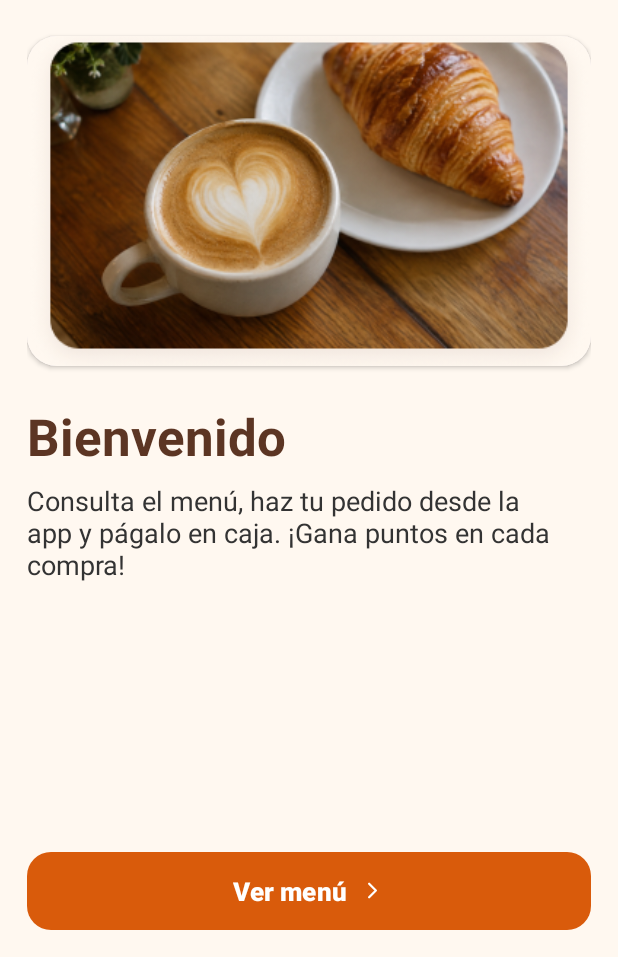
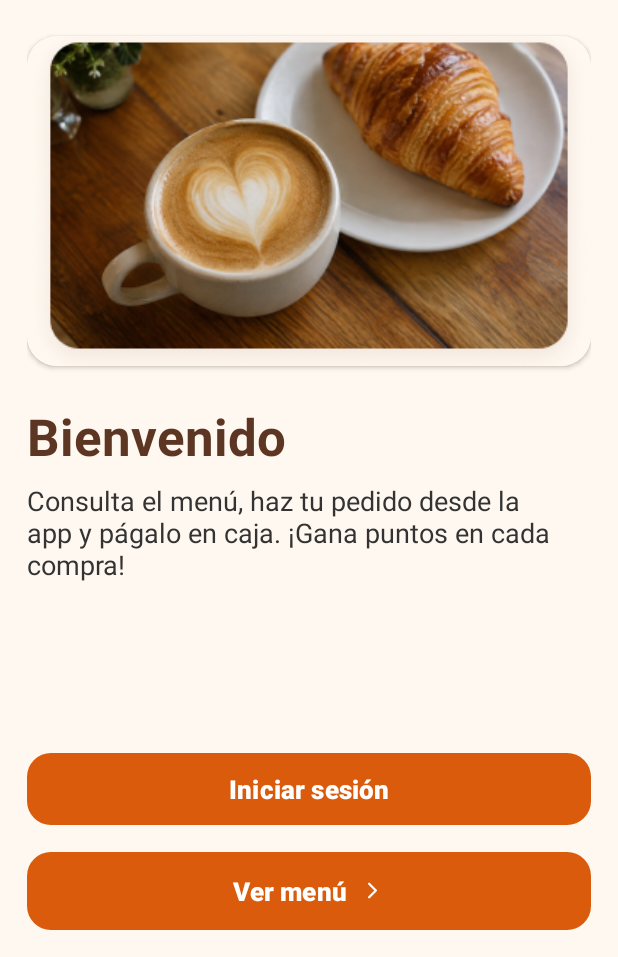
Before and after one commit to asaenzhdez1802/EduCafe_movil, an Android app: the screen it shows after launch (BienvenidaActivity), on a phone screen of 412 x 824 dp, the part 279-1236 px from its top. Run offline under Robolectric (Android 15) with nearby library versions, the phone set to English and light mode, and no system bars.

Commit message:
Integrar pantallas de sesion y conexion API

```diff
--- a/app/src/main/java/com/example/educafe/Vista/BienvenidaActivity.kt
+++ b/app/src/main/java/com/example/educafe/Vista/BienvenidaActivity.kt
@@ -32,6 +32,15 @@ class BienvenidaActivity : AppCompatActivity() {
             insets
         }
 
+        // Abrir la pantalla de inicio de sesión.
+        findViewById<MaterialButton>(R.id.btnIniciarSesion)
+            .setOnClickListener {
+                val intent = Intent(
+                    this,
+                    clsLoginVista::class.java
+                )
+                startActivity(intent)
+            }
         // Abrir el menú sin borrar la sesión.
         findViewById<MaterialButton>(R.id.btnVerMenu)
             .setOnClickListener {
--- a/app/src/main/res/layout/activity_bienvenida.xml
+++ b/app/src/main/res/layout/activity_bienvenida.xml
@@ -66,6 +66,16 @@
     </androidx.core.widget.NestedScrollView>
 
     <com.google.android.material.button.MaterialButton
+        android:id="@+id/btnIniciarSesion"
+        style="@style/EduCafe.BotonPrimario"
+        android:layout_width="match_parent"
+        android:layout_height="wrap_content"
+        android:layout_marginStart="18dp"
+        android:layout_marginEnd="18dp"
+        android:layout_marginTop="12dp"
+        android:text="Iniciar sesión" />
+
+    <com.google.android.material.button.MaterialButton
         android:id="@+id/btnVerMenu"
         style="@style/EduCafe.BotonPrimario"
         android:layout_width="match_parent"
```
Also changed, not shown: app/src/main/AndroidManifest.xml (+7 -0 lines), app/src/main/java/com/example/educafe/interfaceApi/ApiService.kt (+19 -0 lines).
